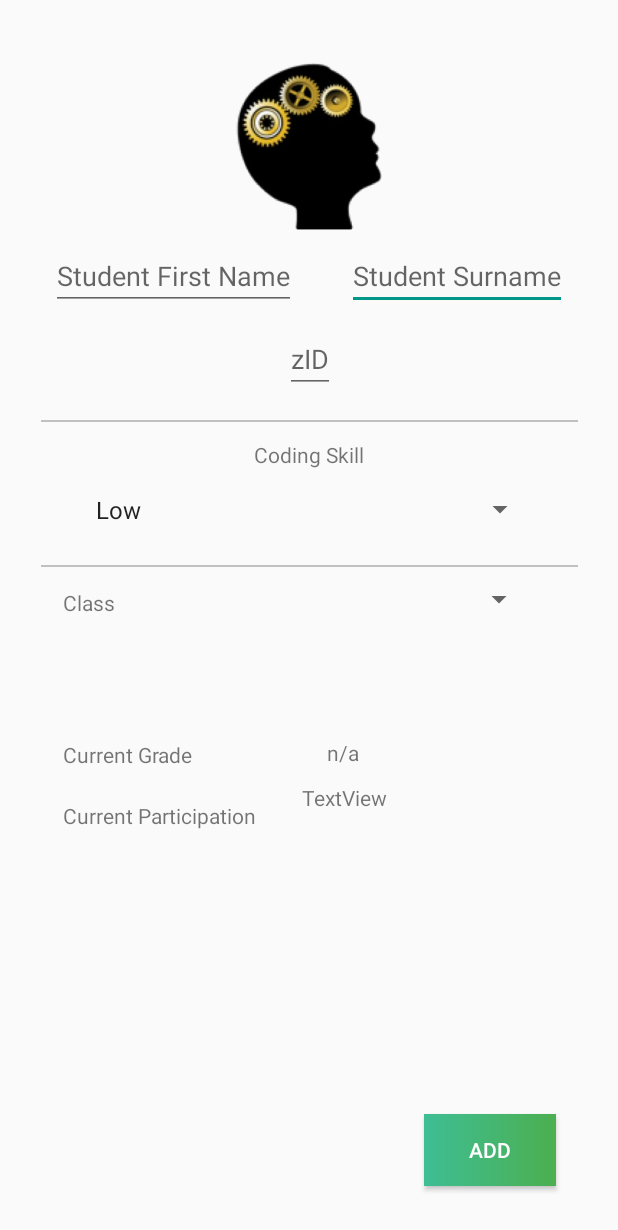
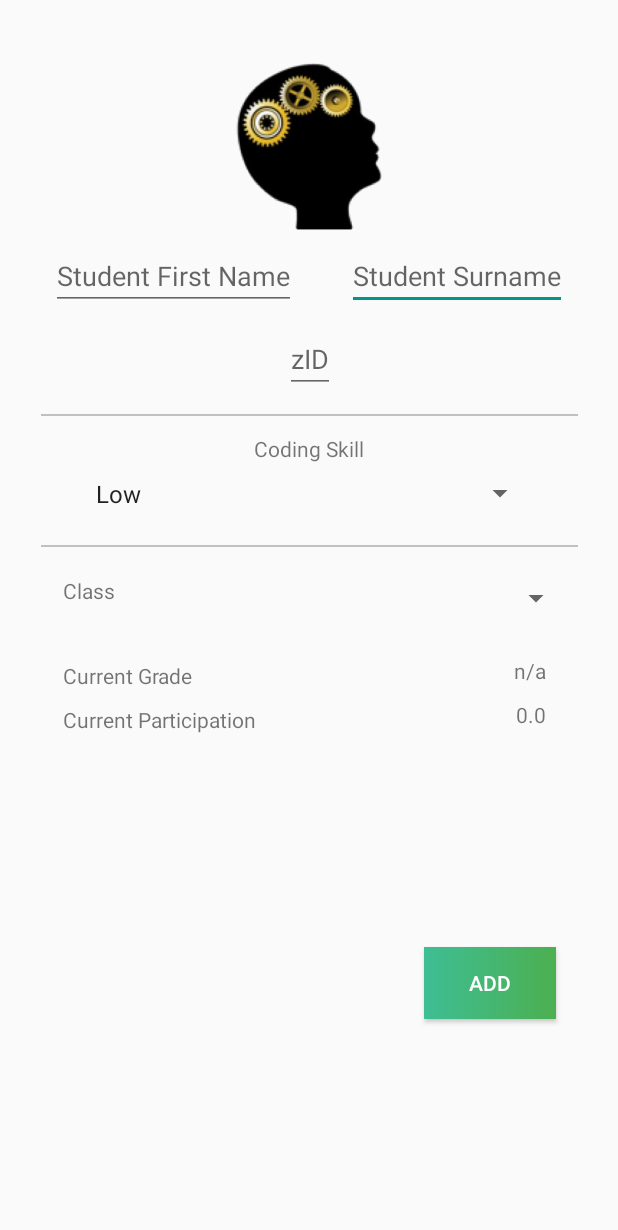
Before and after one commit to Shnooky/TutorApp, an Android app: the StudentProfile screen opened directly, with no data from a screen before it, on a phone screen of 412 x 824 dp. Shown: the top 1230 px of the screen. Run offline under Robolectric (Android 15) with nearby library versions, the phone set to English and light mode, and no system bars; 1 statement that could not run was skipped.

Commit message:
UI Changes, headings on each page, Sum of grades instead of average

```diff
--- a/app/src/main/java/com/example/xwc/tutorapp/Controllers/StudentProfile.java
+++ b/app/src/main/java/com/example/xwc/tutorapp/Controllers/StudentProfile.java
@@ -45,6 +45,7 @@ public class StudentProfile extends AppCompatActivity {
     private EditText txtSurname;
     private Spinner cboSkill;
     private TextView lblPart;
+    private TextView lblPartLabel;
     private Button btnUpdate;
     private Button btnDelete;
     private ImageView imgStudent;
@@ -69,6 +70,7 @@ public class StudentProfile extends AppCompatActivity {
         txtSurname = (EditText) findViewById(R.id.txtStudentSurname);
         cboSkill = (Spinner) findViewById(R.id.cboCodingSkill);
         lblPart = (TextView) findViewById(R.id.lblPart);
+        lblPartLabel = (TextView) findViewById(R.id.lblPartLabel);
         btnUpdate = (Button) findViewById(R.id.btnUpdateStudent);
         btnDelete = (Button) findViewById(R.id.btnDeleteStudent);
 
@@ -174,12 +176,16 @@ public class StudentProfile extends AppCompatActivity {
         if (i.hasExtra("HideGrades")) {
             lblGrade.setVisibility(View.INVISIBLE);
             gradeLabel.setVisibility(View.INVISIBLE);
+            lblPart.setVisibility(View.INVISIBLE);
+            lblPartLabel.setVisibility(View.INVISIBLE);
         } else {
             gradeLabel.setVisibility(View.VISIBLE);
             lblGrade.setVisibility(View.VISIBLE);
-            // Calculate avg grade
-            Cursor cc = DBOpenHelper.runSQL("select AVG(STUDENT_TUTORIALS.MARK) AS 'AVGMARK'" +
-                    ", AVG(STUDENT_TUTORIALS.PARTICIPATION) AS 'AVGPART' FROM STUDENT_TUTORIALS" +
+            lblPart.setVisibility(View.VISIBLE);
+            lblPartLabel.setVisibility(View.VISIBLE);
+            // Calculate total grade
+            Cursor cc = DBOpenHelper.runSQL("select SUM(STUDENT_TUTORIALS.MARK) AS 'AVGMARK'" +
+                    ", SUM(STUDENT_TUTORIALS.PARTICIPATION) AS 'AVGPART' FROM STUDENT_TUTORIALS" +
                     " INNER JOIN STUDENTS ON (STUDENTS.ZID = STUDENT_TUTORIALS.ZID) WHERE " +
                     "STUDENTS.ZID = ?", new String[]{i.getStringExtra("ZID")});
             if (cc != null && cc.moveToNext()) {
--- a/app/src/main/res/layout/student_profile.xml
+++ b/app/src/main/res/layout/student_profile.xml
@@ -7,33 +7,28 @@
     tools:context="com.example.xwc.tutorapp.Controllers.StudentProfile">
 
     <TextView
-        android:id="@+id/textView15"
+        android:id="@+id/lblPartLabel"
         android:layout_width="wrap_content"
         android:layout_height="wrap_content"
+        android:layout_marginStart="42dp"
+        android:text="Current Participation"
+        android:layout_marginTop="10dp"
+        app:layout_constraintTop_toBottomOf="@+id/gradeLabel"
         android:layout_marginLeft="42dp"
-        android:layout_marginStart="42dp"
-        android:layout_marginTop="48dp"
-        android:text="Current Participation"
-        app:layout_constraintLeft_toLeftOf="parent"
-        app:layout_constraintTop_toBottomOf="@+id/textView2"
-        android:layout_marginBottom="8dp"
-        app:layout_constraintBottom_toTopOf="@+id/btnDeleteStudent"
-        app:layout_constraintVertical_bias="0.292" />
+        app:layout_constraintLeft_toLeftOf="parent"/>
 
     <TextView
         android:id="@+id/lblPart"
         android:layout_width="wrap_content"
         android:layout_height="wrap_content"
-        android:layout_marginEnd="8dp"
+        android:text="0.0"
+        android:layout_marginTop="10dp"
+        app:layout_constraintTop_toBottomOf="@+id/lblStudentGrade"
+        android:layout_marginRight="8dp"
+        app:layout_constraintRight_toRightOf="parent"
         android:layout_marginLeft="8dp"
-        android:layout_marginRight="8dp"
-        android:layout_marginStart="8dp"
-        android:layout_marginTop="-12dp"
-        android:text="TextView"
-        app:layout_constraintHorizontal_bias="0.129"
-        app:layout_constraintLeft_toRightOf="@+id/textView15"
-        app:layout_constraintRight_toRightOf="parent"
-        app:layout_constraintTop_toTopOf="@+id/textView15" />
+        app:layout_constraintLeft_toLeftOf="parent"
+        app:layout_constraintHorizontal_bias="0.893"/>
 
     <EditText
         android:id="@+id/txtStudentSurname"
@@ -52,25 +47,24 @@
         android:layout_width="wrap_content"
         android:layout_height="wrap_content"
         android:text="Update"
-        android:layout_marginRight="42dp"
+        android:layout_marginEnd="41dp"
+        android:layout_marginTop="8dp"
+        app:layout_constraintTop_toBottomOf="@+id/lblPart"
+        android:layout_marginRight="36dp"
         app:layout_constraintRight_toRightOf="parent"
         app:layout_constraintBottom_toBottomOf="parent"
-        android:layout_marginBottom="33dp"
-        android:layout_marginEnd="41dp" />
+        android:layout_marginBottom="8dp"/>
 
     <TextView
         android:id="@+id/gradeLabel"
         android:layout_width="wrap_content"
         android:layout_height="wrap_content"
         android:text="Current Grade"
-        android:layout_marginTop="19dp"
+        android:layout_marginStart="42dp"
+        android:layout_marginTop="37dp"
         app:layout_constraintTop_toBottomOf="@+id/textView2"
         android:layout_marginLeft="42dp"
-        app:layout_constraintLeft_toLeftOf="parent"
-        android:layout_marginStart="42dp"
-        android:layout_marginBottom="8dp"
-        app:layout_constraintBottom_toTopOf="@+id/textView15"
-        app:layout_constraintVertical_bias="0.828" />
+        app:layout_constraintLeft_toLeftOf="parent"/>
 
     <EditText
         android:id="@+id/txtStudentZID"
@@ -119,7 +113,7 @@
         android:layout_marginEnd="8dp"
         android:layout_marginStart="8dp"
         android:background="#c0c0c0"
-        android:layout_marginTop="18dp"
+        android:layout_marginTop="14dp"
         app:layout_constraintTop_toBottomOf="@+id/txtStudentZID"
         android:layout_marginLeft="8dp"
         app:layout_constraintLeft_toLeftOf="parent"
@@ -144,73 +138,66 @@
         android:id="@+id/cboCodingSkill"
         android:layout_width="301dp"
         android:layout_height="26dp"
-        android:layout_marginEnd="8dp"
-        android:layout_marginStart="8dp"
-        android:layout_marginTop="14dp"
         app:layout_constraintTop_toBottomOf="@+id/textView5"
-        android:layout_marginRight="8dp"
         app:layout_constraintRight_toRightOf="parent"
-        android:layout_marginLeft="8dp"
         app:layout_constraintLeft_toLeftOf="parent"
-        app:layout_constraintHorizontal_bias="0.507"/>
+        app:layout_constraintHorizontal_bias="0.506"
+        android:layout_marginTop="7dp"/>
 
     <View
         android:id="@+id/view"
         android:layout_width="358dp"
         android:layout_height="1dp"
         android:layout_marginEnd="8dp"
-        android:layout_marginLeft="8dp"
         android:layout_marginStart="8dp"
-        android:layout_marginTop="24dp"
         android:background="#c0c0c0"
-        app:layout_constraintLeft_toLeftOf="parent"
+        android:layout_marginTop="21dp"
         app:layout_constraintTop_toBottomOf="@+id/cboCodingSkill"
         android:layout_marginRight="8dp"
-        app:layout_constraintRight_toRightOf="parent"/>
+        app:layout_constraintRight_toRightOf="parent"
+        android:layout_marginLeft="8dp"
+        app:layout_constraintLeft_toLeftOf="parent"/>
 
     <TextView
         android:id="@+id/textView2"
         android:layout_width="wrap_content"
         android:layout_height="wrap_content"
         android:text="Class"
+        android:layout_marginStart="42dp"
+        android:layout_marginTop="19dp"
+        app:layout_constraintTop_toBottomOf="@+id/view"
         android:layout_marginLeft="42dp"
-        app:layout_constraintLeft_toLeftOf="parent"
-        app:layout_constraintTop_toTopOf="@+id/view"
-        android:layout_marginTop="15dp"
-        android:layout_marginStart="42dp" />
+        app:layout_constraintLeft_toLeftOf="parent"/>
 
     <TextView
         android:id="@+id/lblStudentGrade"
         android:layout_width="wrap_content"
         android:layout_height="wrap_content"
-        android:text="TextView"
-        app:layout_constraintLeft_toRightOf="@+id/gradeLabel"
-        android:layout_marginLeft="8dp"
+        android:layout_marginStart="8dp"
+        android:layout_marginEnd="8dp"
+        android:layout_marginTop="24dp"
+        app:layout_constraintTop_toBottomOf="@+id/cboStudentClass"
         android:layout_marginRight="8dp"
         app:layout_constraintRight_toRightOf="parent"
-        app:layout_constraintHorizontal_bias="0.33"
-        app:layout_constraintTop_toTopOf="@+id/gradeLabel"
-        android:layout_marginStart="8dp"
-        android:layout_marginEnd="8dp"
-        android:layout_marginTop="-1dp" />
+        android:layout_marginLeft="8dp"
+        app:layout_constraintLeft_toLeftOf="parent"
+        app:layout_constraintHorizontal_bias="0.893"
+        android:text="0.0"/>
 
     <Spinner
         android:id="@+id/cboStudentClass"
         android:layout_width="187dp"
         android:layout_height="29dp"
         android:text="TextView"
+        android:layout_marginStart="8dp"
+        android:layout_marginEnd="8dp"
+        android:layout_marginTop="19dp"
+        app:layout_constraintTop_toBottomOf="@+id/view"
+        android:layout_marginRight="26dp"
+        app:layout_constraintRight_toRightOf="parent"
         app:layout_constraintLeft_toRightOf="@+id/textView2"
         android:layout_marginLeft="8dp"
-        android:layout_marginRight="8dp"
-        app:layout_constraintRight_toRightOf="parent"
-        app:layout_constraintHorizontal_bias="0.641"
-        android:layout_marginStart="8dp"
-        android:layout_marginEnd="8dp"
-        app:layout_constraintTop_toTopOf="@+id/view"
-        android:layout_marginTop="8dp"
-        app:layout_constraintBottom_toBottomOf="@+id/textView2"
-        android:layout_marginBottom="8dp"
-        app:layout_constraintVertical_bias="0.0" />
+        app:layout_constraintHorizontal_bias="0.827"/>
 
     <Button
         android:background="@drawable/gradient_lightrose"
@@ -219,14 +206,12 @@
         android:layout_width="wrap_content"
         android:layout_height="wrap_content"
         android:text="Delete"
-        android:layout_marginLeft="42dp"
+        android:layout_marginStart="42dp"
+        android:layout_marginTop="8dp"
+        app:layout_constraintTop_toBottomOf="@+id/lblPartLabel"
+        android:layout_marginLeft="8dp"
         app:layout_constraintLeft_toLeftOf="parent"
         app:layout_constraintBottom_toBottomOf="parent"
-        android:layout_marginBottom="33dp"
-        app:layout_constraintRight_toLeftOf="@+id/btnUpdateStudent"
-        android:layout_marginRight="8dp"
-        app:layout_constraintHorizontal_bias="0.0"
-        android:layout_marginStart="42dp"
-        android:layout_marginEnd="8dp" />
+        android:layout_marginBottom="8dp"/>
 
 </android.support.constraint.ConstraintLayout>
```
Also changed, not shown: app/src/main/res/layout/class_activity.xml (+21 -2 lines), app/src/main/res/layout/tutorial_activity.xml (+38 -5 lines), app/src/main/res/layout/tutorial_students_activity.xml (+23 -5 lines).
